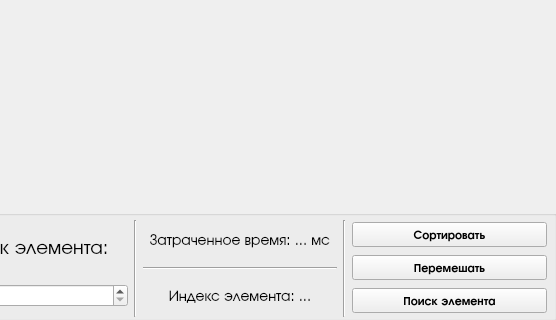
Above: LabWork_4/Task_2/mainwindow.ui from Max2772/FoA-P-2-Semester- before the change; both pictures show x 724 to 1280 and y 400 to 720 of the 1280 by 720 pixel window. Below: the same form after it.
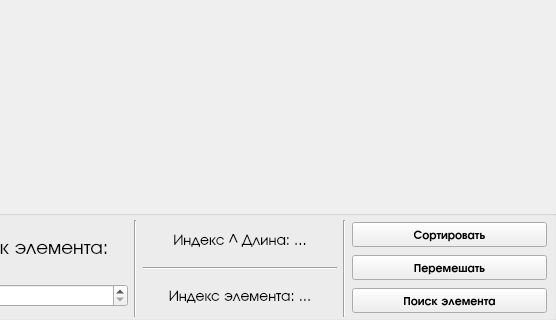
That is the form after the change. Icons and pictures are not drawn.

```diff
--- a/LabWork_4/Task_2/mainwindow.ui
+++ b/LabWork_4/Task_2/mainwindow.ui
@@ -295,7 +295,7 @@
            <number>0</number>
           </property>
           <property name="text">
-           <string>Затраченное время: ... мс</string>
+           <string>Индекс ^ Длина: ...</string>
           </property>
           <property name="alignment">
            <set>Qt::AlignCenter</set>
```
Left out of the diff: 2 changed lines with no effect on the pictures.
